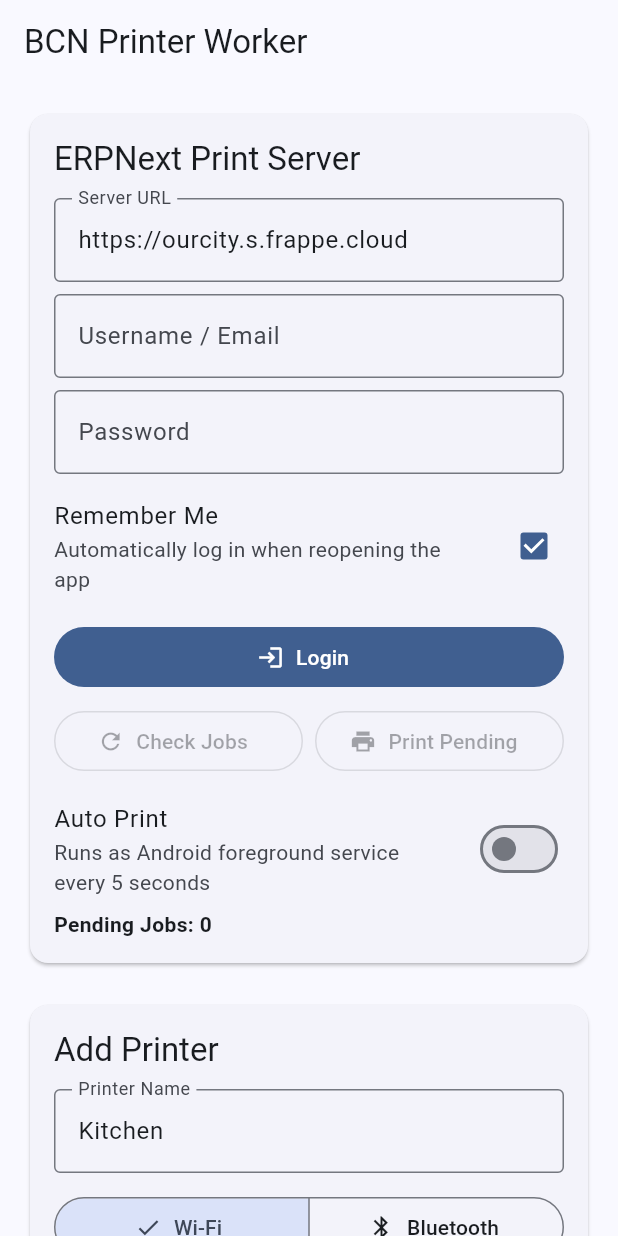
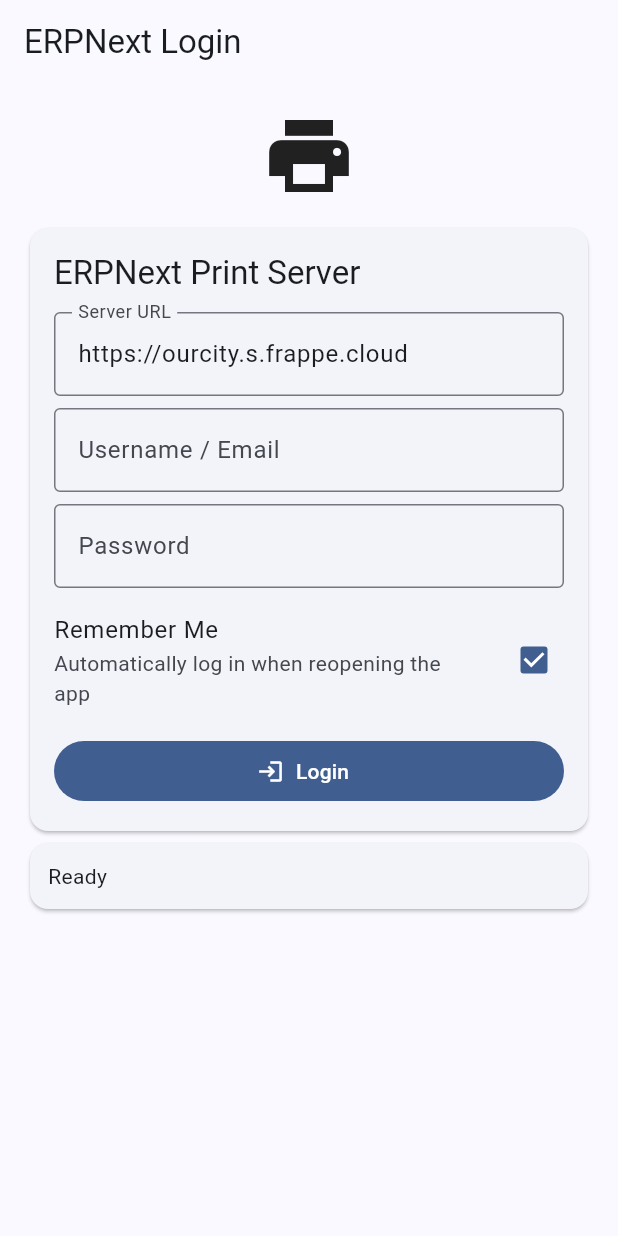
Before and after one commit to HtayOoLwin/android-printer, a Flutter app: the screen it shows after launch, on a phone screen of 412 x 824 dp. Run offline on Flutter 3.47's test engine with Material 3 defaults, Android fonts, the phone set to English and light mode, and no system bars; our stand-ins replace flutter_secure_storage, shared_preferences; missing offline and left inert: esc_pos_utils_plus, flutter_background_service, print_bluetooth_thermal.

Commit message:
Split printer worker into login, dashboard and printer settings screens

```diff
--- a/lib/main.dart
+++ b/lib/main.dart
@@ -72,6 +72,8 @@ class _PrinterWorkerScreenState extends State<PrinterWorkerScreen> {
   StreamSubscription<Map<String, dynamic>?>? _backgroundStatusSubscription;
 
   bool _busy = false;
+  bool _initializing = true;
+  int _pageIndex = 0;
   bool _serverLoggedIn = false;
   bool _rememberMe = true;
   bool _autoPrint = false;
@@ -138,6 +140,7 @@ class _PrinterWorkerScreenState extends State<PrinterWorkerScreen> {
         server.password.isNotEmpty && server.baseUrl.isNotEmpty) {
       await _loginServer(silent: true);
     }
+    if (mounted) setState(() => _initializing = false);
   }
 
   Future<void> _loginServer({bool silent = false}) async {
@@ -170,6 +173,7 @@ class _PrinterWorkerScreenState extends State<PrinterWorkerScreen> {
       if (!mounted) return;
       setState(() {
         _serverLoggedIn = true;
+        _pageIndex = 0;
       });
 
       _setStatus(silent ? 'Auto login successful.' : 'ERPNext login successful.');
@@ -616,41 +620,163 @@ class _PrinterWorkerScreenState extends State<PrinterWorkerScreen> {
     });
   }
 
+  Future<void> _logout() async {
+    if (_autoPrint) {
+      stopPrinterBackgroundService();
+    }
+    await _serverSettingsStore.save(ServerSettings(
+      baseUrl: _serverUrlController.text.trim(),
+      username: '',
+      password: '',
+      rememberMe: false,
+    ));
+    if (!mounted) return;
+    setState(() {
+      _erpNextService = null;
+      _serverLoggedIn = false;
+      _autoPrint = false;
+      _rememberMe = false;
+      _pageIndex = 0;
+      _pendingCount = 0;
+      _usernameController.clear();
+      _passwordController.clear();
+      _status = 'Logged out.';
+    });
+  }
+
+  Widget _buildDashboard() {
+    return ListView(
+      padding: const EdgeInsets.all(16),
+      children: [
+        Card(
+          child: Padding(
+            padding: const EdgeInsets.all(16),
+            child: Column(
+              crossAxisAlignment: CrossAxisAlignment.stretch,
+              children: [
+                Text('Print Dashboard',
+                    style: Theme.of(context).textTheme.titleLarge),
+                const SizedBox(height: 12),
+                Text('Pending Jobs: $_pendingCount',
+                    style: Theme.of(context).textTheme.headlineSmall),
+                const SizedBox(height: 12),
+                Row(children: [
+                  Expanded(child: OutlinedButton.icon(
+                    onPressed: _busy ? null :
+                        () => _runAction(_refreshPendingCount),
+                    icon: const Icon(Icons.refresh),
+                    label: const Text('Check Jobs'),
+                  )),
+                  const SizedBox(width: 8),
+                  Expanded(child: FilledButton.icon(
+                    onPressed: _busy ? null :
+                        () => _runAction(_printPendingJobs),
+                    icon: const Icon(Icons.print),
+                    label: const Text('Print Pending'),
+                  )),
+                ]),
+                SwitchListTile(
+                  contentPadding: EdgeInsets.zero,
+                  title: const Text('Auto Print'),
+                  subtitle: const Text('Background check every 5 seconds'),
+                  value: _autoPrint,
+                  onChanged: _busy ? null : _setAutoPrint,
+                ),
+              ],
+            ),
+          ),
+        ),
+        const SizedBox(height: 12),
+        Text('Saved Printers', style: Theme.of(context).textTheme.titleLarge),
+        if (_savedPrinters.isEmpty)
+          const Padding(
+            padding: EdgeInsets.all(12),
+            child: Text('No printers saved. Add one in Printer Settings.'),
+          )
+        else
+          ...List.generate(_savedPrinters.length, _buildPrinterCard),
+        const SizedBox(height: 12),
+        Card(child: Padding(
+          padding: const EdgeInsets.all(12), child: Text(_status),
+        )),
+      ],
+    );
+  }
+
+  Widget _buildPrinterSettingsPage() {
+    return ListView(
+      padding: const EdgeInsets.all(16),
+      children: [
+        _buildPrinterEditor(),
+        const SizedBox(height: 20),
+        Text('Saved Printers', style: Theme.of(context).textTheme.titleLarge),
+        if (_savedPrinters.isEmpty)
+          const Text('No printers saved yet.')
+        else
+          ...List.generate(_savedPrinters.length, _buildPrinterCard),
+        Card(child: Padding(
+          padding: const EdgeInsets.all(12), child: Text(_status),
+        )),
+      ],
+    );
+  }
+
   @override
   Widget build(BuildContext context) {
+    if (_initializing) {
+      return const Scaffold(
+        body: Center(child: CircularProgressIndicator()),
+      );
+    }
+    if (!_serverLoggedIn) {
+      return Scaffold(
+        appBar: AppBar(title: const Text('ERPNext Login')),
+        body: SafeArea(child: ListView(
+          padding: const EdgeInsets.all(16),
+          children: [
+            const Icon(Icons.print, size: 64),
+            const SizedBox(height: 12),
+            _buildServerCard(),
+            Card(child: Padding(
+              padding: const EdgeInsets.all(12), child: Text(_status),
+            )),
+          ],
+        )),
+      );
+    }
     return Scaffold(
       appBar: AppBar(
-        title: const Text('BCN Printer Worker'),
+        title: Text(_pageIndex == 0 ? 'Dashboard' : 'Printer Settings'),
+        actions: [
+          IconButton(
+            onPressed: _busy ? null : _logout,
+            tooltip: 'Logout',
+            icon: const Icon(Icons.logout),
+          ),
+        ],
       ),
       body: SafeArea(
-        child: ListView(
-          padding: const EdgeInsets.all(16),
-          children: [
-            _buildServerCard(),
-            const SizedBox(height: 20),
-            _buildPrinterEditor(),
-            const SizedBox(height: 20),
-            Text(
-              'Saved Printers',
-              style: Theme.of(context).textTheme.titleLarge,
-            ),
-            const SizedBox(height: 6),
-            if (_savedPrinters.isEmpty)
-              const Text('No printers saved yet.')
-            else
-              ...List.generate(
-                _savedPrinters.length,
-                _buildPrinterCard,
-              ),
-            const SizedBox(height: 16),
-            Card(
-              child: Padding(
-                padding: const EdgeInsets.all(12),
-                child: Text(_status),
-              ),
-            ),
-          ],
-        ),
+        child: _pageIndex == 0
+            ? _buildDashboard()
+            : _buildPrinterSettingsPage(),
+      ),
+      bottomNavigationBar: NavigationBar(
+        selectedIndex: _pageIndex,
+        onDestinationSelected: (index) {
+          setState(() => _pageIndex = index);
+        },
+        destinations: const [
+          NavigationDestination(
+            icon: Icon(Icons.dashboard_outlined),
+            selectedIcon: Icon(Icons.dashboard),
+            label: 'Dashboard',
+          ),
+          NavigationDestination(
+            icon: Icon(Icons.settings_outlined),
+            selectedIcon: Icon(Icons.settings),
+            label: 'Printer Settings',
+          ),
+        ],
       ),
     );
   }
@@ -723,48 +849,6 @@ class _PrinterWorkerScreenState extends State<PrinterWorkerScreen> {
               label: Text(
                 _serverLoggedIn ? 'Login Again' : 'Login',
               ),
-            ),
-            const SizedBox(height: 8),
-            Row(
-              children: [
-                Expanded(
-                  child: OutlinedButton.icon(
-                    onPressed: !_serverLoggedIn || _busy
-                        ? null
-                        : () => _runAction(_refreshPendingCount),
-                    icon: const Icon(Icons.refresh),
-                    label: const Text('Check Jobs'),
-                  ),
-                ),
-                const SizedBox(width: 8),
-                Expanded(
-                  child: OutlinedButton.icon(
-                    onPressed: !_serverLoggedIn || _busy
-                        ? null
-                        : () => _runAction(_printPendingJobs),
-                    icon: const Icon(Icons.print),
-                    label: const Text('Print Pending'),
-                  ),
-                ),
-              ],
-            ),
-            const SizedBox(height: 8),
-            SwitchListTile(
-              contentPadding: EdgeInsets.zero,
-              title: const Text('Auto Print'),
-              subtitle: const Text(
-                'Runs as Android foreground service every 5 seconds',
-              ),
-              value: _autoPrint,
-              onChanged: _busy
-                  ? null
-                  : (enabled) {
-                      _setAutoPrint(enabled);
-                    },
-            ),
-            Text(
-              'Pending Jobs: $_pendingCount',
-              style: const TextStyle(fontWeight: FontWeight.bold),
             ),
           ],
         ),
```
